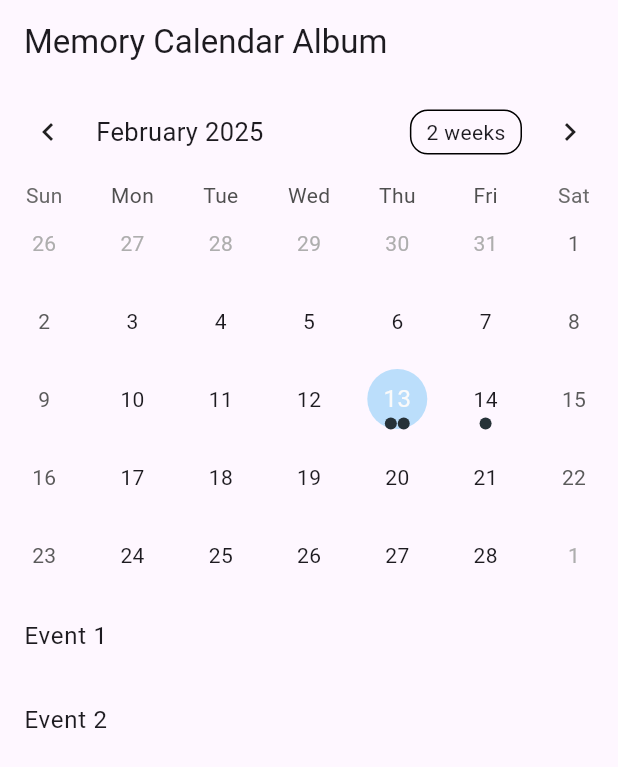
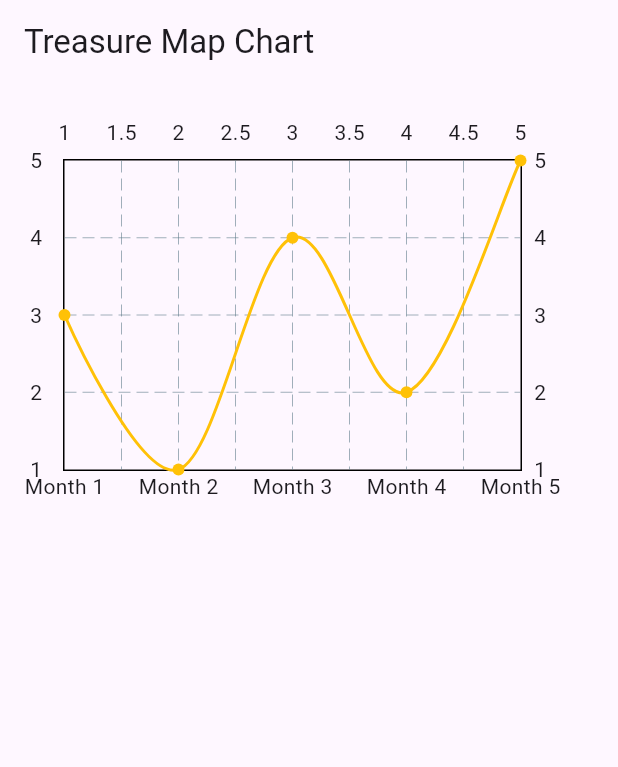
Before and after one commit to lightrao/lt25_fapp_one, a Flutter app: the screen it shows after launch, on a phone screen of 412 x 824 dp. Shown: the top 767 px of the screen. Run offline on Flutter 3.47's test engine with Material 3 defaults, Android fonts, the light colour scheme and no system bars; drawn by our look-alikes of fl_chart, table_calendar.

Commit message:
fl_chart ds

```diff
--- a/lib/main.dart
+++ b/lib/main.dart
@@ -1,94 +1,67 @@
-// main.dart (The Photo Album Workshop)
 import 'package:flutter/material.dart';
-import 'package:table_calendar/table_calendar.dart';
+import 'package:fl_chart/fl_chart.dart';
 
-void main() => runApp(MyCalendarAlbum());
+void main() => runApp(MyApp());
 
-class MyCalendarAlbum extends StatefulWidget {
-  const MyCalendarAlbum({super.key});
-
-  @override
-  _MyCalendarAlbumState createState() => _MyCalendarAlbumState();
-}
-
-class _MyCalendarAlbumState extends State<MyCalendarAlbum> {
-  // Our calendar's current focal point (like a camera lens)
-  DateTime _focusedDay = DateTime.now();
-  DateTime? _selectedDay; // Currently chosen photo frame
-  final Map<DateTime, List<String>> _events = {
-    DateTime(2025, 2, 13): ['Event 1', 'Event 2'],
-    DateTime(2025, 2, 14): ['Event 3'],
-  }; // Event stickers collection
-
-  // Helper method to get events matching a day
-  List<String> _getEventsForDay(DateTime day) {
-    final events = _events.entries
-        .where((entry) => isSameDay(entry.key, day))
-        .map((entry) => entry.value)
-        .expand((element) => element)
-        .toList();
-    print('Loading events for $day: $events');
-    return events;
-  }
+class MyApp extends StatelessWidget {
+  const MyApp({super.key});
 
   @override
   Widget build(BuildContext context) {
-    final eventsForSelectedDay = _selectedDay != null
-        ? _getEventsForDay(_selectedDay!)
-        : _getEventsForDay(_focusedDay);
-
     return MaterialApp(
       home: Scaffold(
-        appBar: AppBar(title: Text('Memory Calendar Album')),
-        body: Column(
-          children: [
-            // The Album Spread
-            TableCalendar(
-              firstDay: DateTime.utc(2020, 1, 1), // First page
-              lastDay: DateTime.utc(2030, 12, 31), // Last page
-              focusedDay: _focusedDay, // Current visible page
+        appBar: AppBar(title: Text('Treasure Map Chart')),
+        body: TreasureChart(),
+      ),
+    );
+  }
+}
 
-              // Decorate individual photo frames
-              calendarStyle: CalendarStyle(
-                selectedDecoration: BoxDecoration(
-                  color: Colors.blue,
-                  shape: BoxShape.circle,
-                ),
-                todayDecoration: BoxDecoration(
-                  color: Colors.blue.shade100,
-                  shape: BoxShape.circle,
-                ),
+class TreasureChart extends StatelessWidget {
+  // Our treasure spots (data points)
+  final List<FlSpot> buriedTreasures = [
+    FlSpot(1, 3), // Month 1: 3 gold coins
+    FlSpot(2, 1), // Month 2: 1 gold coin
+    FlSpot(3, 4), // Month 3: 4 gold coins
+    FlSpot(4, 2), // Month 4: 2 gold coins
+    FlSpot(5, 5), // Month 5: 5 gold coins
+  ];
+
+  @override
+  Widget build(BuildContext context) {
+    return Container(
+      padding: EdgeInsets.all(20),
+      height: 300,
+      child: LineChart(
+        LineChartData(
+          // X Axis (Time Road)
+          titlesData: FlTitlesData(
+            bottomTitles: AxisTitles(
+              sideTitles: SideTitles(
+                showTitles: true,
+                getTitlesWidget: (value, meta) =>
+                    Text('Month ${value.toInt()}'),
+                interval: 1,
               ),
-
-              // Handle page turns and frame selections
-              onPageChanged: (focusedDay) {
-                setState(() {
-                  _focusedDay = focusedDay;
-                  _selectedDay = focusedDay;
-                });
-              },
-              selectedDayPredicate: (day) => isSameDay(_selectedDay, day),
-              onDaySelected: (selectedDay, focusedDay) {
-                setState(() {
-                  _selectedDay = selectedDay;
-                  _focusedDay = focusedDay;
-                });
-              },
-
-              // Add event stickers
-              eventLoader: _getEventsForDay,
             ),
-
-            // Event Sticker Drawer
-            Expanded(
-              child: ListView.builder(
-                itemCount: eventsForSelectedDay.length,
-                itemBuilder: (context, index) {
-                  return ListTile(
-                    title: Text(eventsForSelectedDay[index]),
-                  );
-                },
+            // Y Axis (Gold Coast)
+            leftTitles: AxisTitles(
+              sideTitles: SideTitles(
+                showTitles: true,
+                getTitlesWidget: (value, meta) => Text('${value.toInt()}'),
+                interval: 1,
               ),
+            ),
+          ),
+          // Grid lines (Map's grid)
+          gridData: FlGridData(show: true),
+          // The treasure path line
+          lineBarsData: [
+            LineChartBarData(
+              spots: buriedTreasures,
+              isCurved: true,
+              color: Colors.amber,
+              dotData: FlDotData(show: true),
             ),
           ],
         ),
--- a/pubspec.yaml
+++ b/pubspec.yaml
@@ -48,6 +48,7 @@
   event_bus: ^2.0.1
   app_settings: ^5.2.0
   table_calendar: ^3.1.3
+  fl_chart: ^0.70.2
 
 dev_dependencies:
   flutter_test:
```
Also changed, not shown: pubspec.lock.
